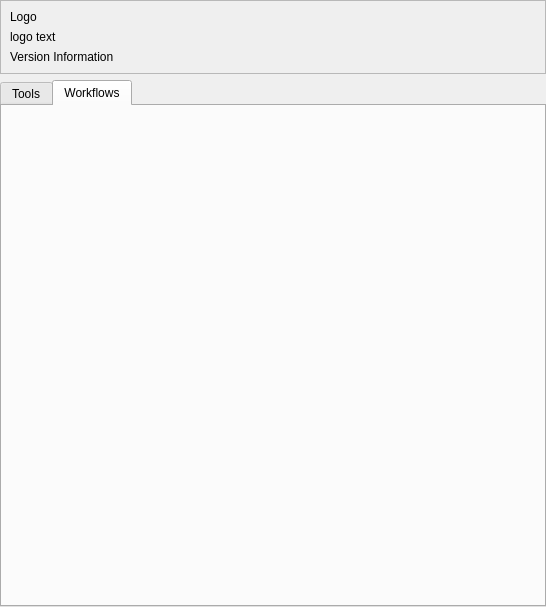
Before: the Qt Designer form forseti/ui/main_window_shell.ui in UIUCLibrary/Speedwagon, drawn with Qt 5.
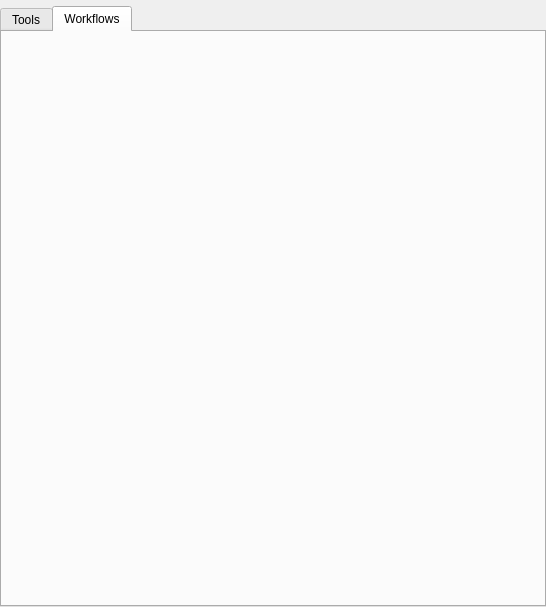
After: the same form once the commit is applied.

Commit message: removed name version header

Patch:
```diff
--- a/forseti/ui/main_window_shell.ui
+++ b/forseti/ui/main_window_shell.ui
@@ -56,29 +56,6 @@
          <property name="frameShadow">
           <enum>QFrame::Raised</enum>
          </property>
-         <layout class="QVBoxLayout" name="verticalLayout">
-          <item>
-           <widget class="QLabel" name="label">
-            <property name="text">
-             <string>Logo</string>
-            </property>
-           </widget>
-          </item>
-          <item>
-           <widget class="QLabel" name="label_2">
-            <property name="text">
-             <string>logo text</string>
-            </property>
-           </widget>
-          </item>
-          <item>
-           <widget class="QLabel" name="version_label">
-            <property name="text">
-             <string>Version Information</string>
-            </property>
-           </widget>
-          </item>
-         </layout>
         </widget>
        </item>
        <item>
```
